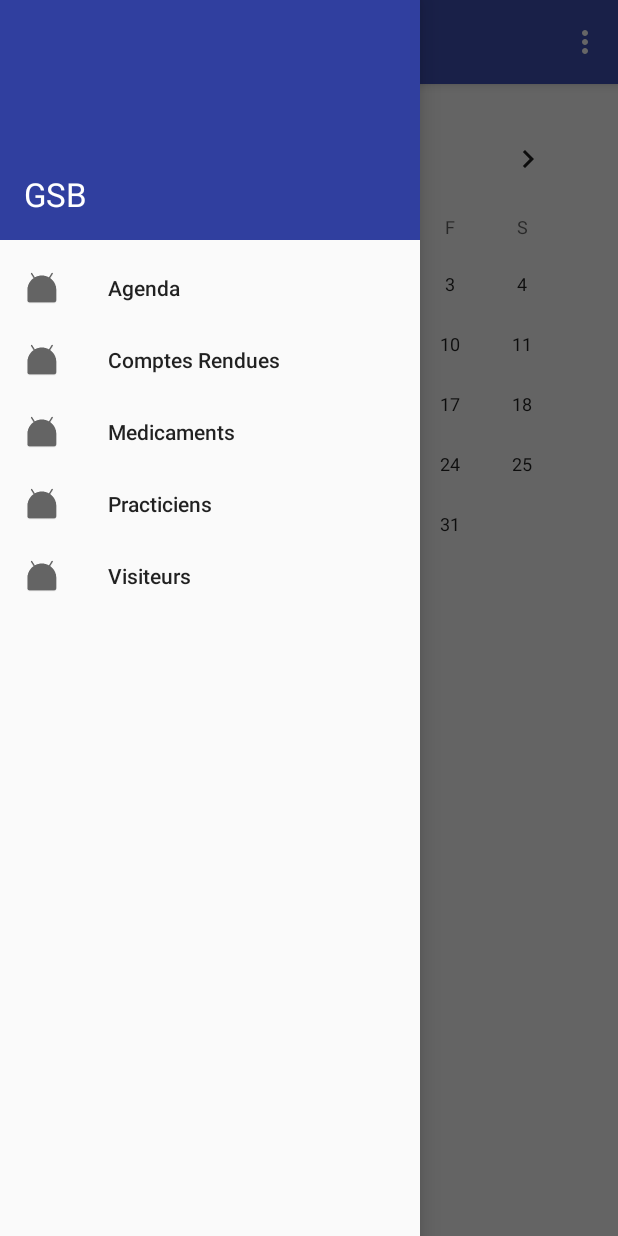
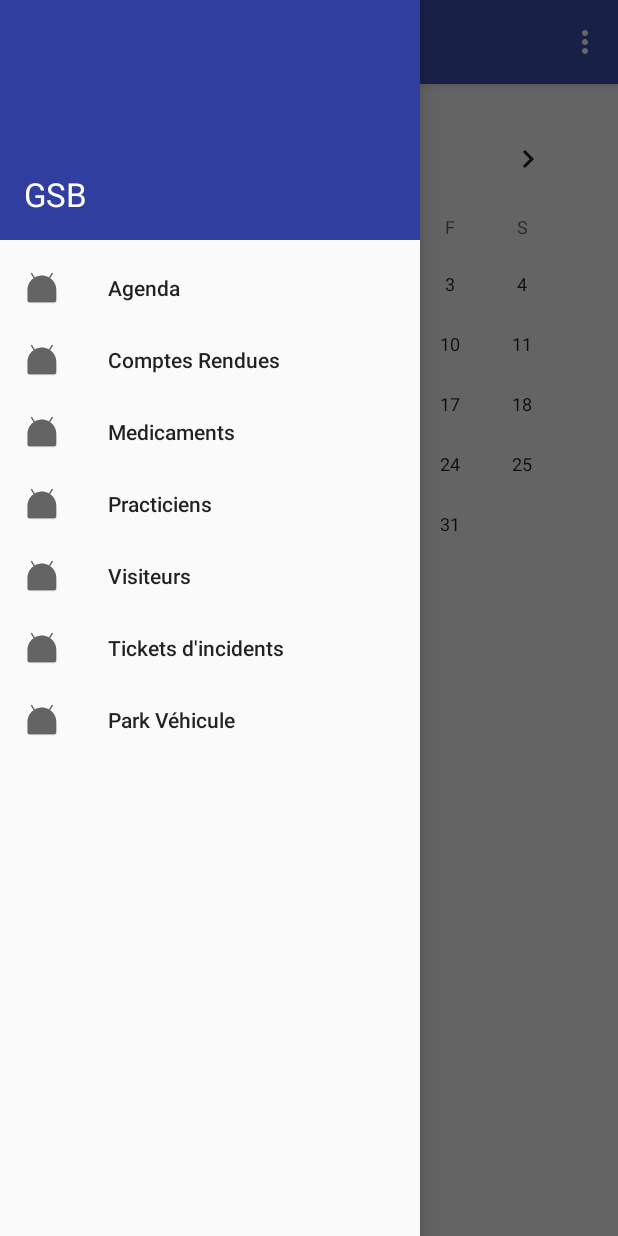
Before and after one commit to Mapotofu911/Gsb_App_Login, an Android app: the NavigationDrawer screen opened directly, with no data from a screen before it, with the side drawer open, on a phone screen of 412 x 824 dp. Run offline under Robolectric (Android 15) with nearby library versions, the phone set to English and light mode, and no system bars.

Commit message:
Reorganized All and added items in menu

```diff
--- a/app/src/main/AndroidManifest.xml
+++ b/app/src/main/AndroidManifest.xml
@@ -14,7 +14,7 @@
         android:label="@string/app_name"
         android:supportsRtl="true"
         android:theme="@style/AppTheme">
-        <activity android:name=".MainActivity">
+        <activity android:name=".Activity.MainActivity">
             <intent-filter>
                 <action android:name="android.intent.action.MAIN" />
 
@@ -23,7 +23,7 @@
         </activity>
         <activity android:name=".SuccessActivity" />
         <activity
-            android:name=".NavigationDrawer"
+            android:name=".Activity.NavigationDrawer"
             android:label="@string/title_activity_navigation_drawer"
             android:theme="@style/AppTheme.NoActionBar">
 
--- a/app/src/main/java/com/galaxy/gsb_app/NavigationDrawer.java
+++ b/app/src/main/java/com/galaxy/gsb_app/Activity/NavigationDrawer.java
@@ -1,11 +1,8 @@
-package com.galaxy.gsb_app;
+package com.galaxy.gsb_app.Activity;
 
 import android.os.Bundle;
-import android.support.design.widget.FloatingActionButton;
-import android.support.design.widget.Snackbar;
 import android.support.v4.app.Fragment;
 import android.support.v4.app.FragmentTransaction;
-import android.view.View;
 import android.support.design.widget.NavigationView;
 import android.support.v4.view.GravityCompat;
 import android.support.v4.widget.DrawerLayout;
@@ -14,6 +11,13 @@ import android.support.v7.app.AppCompatActivity;
 import android.support.v7.widget.Toolbar;
 import android.view.Menu;
 import android.view.MenuItem;
+
+import com.galaxy.gsb_app.Fragments.AgendaFragment;
+import com.galaxy.gsb_app.Fragments.ComptesRenduesFragment;
+import com.galaxy.gsb_app.Fragments.MedicamentsFragment;
+import com.galaxy.gsb_app.Fragments.PracticiensFragment;
+import com.galaxy.gsb_app.Fragments.VisiteursFragment;
+import com.galaxy.gsb_app.R;
 
 
 public class NavigationDrawer extends AppCompatActivity
@@ -29,7 +33,7 @@ public class NavigationDrawer extends AppCompatActivity
         DrawerLayout drawer = (DrawerLayout) findViewById(R.id.drawer_layout);
         ActionBarDrawerToggle toggle = new ActionBarDrawerToggle(
                 this, drawer, toolbar, R.string.navigation_drawer_open, R.string.navigation_drawer_close);
-        drawer.setDrawerListener(toggle);
+        drawer.addDrawerListener(toggle);
         toggle.syncState();
 
         NavigationView navigationView = (NavigationView) findViewById(R.id.nav_view);
@@ -74,23 +78,6 @@ public class NavigationDrawer extends AppCompatActivity
     @SuppressWarnings("StatementWithEmptyBody")
     @Override
     public boolean onNavigationItemSelected(MenuItem item) {
-        // Handle navigation view item clicks here.
-        /*int id = item.getItemId();
-
-        if (id == R.id.nav_agenda) {
-            // Handle the camera action
-        } else if (id == R.id.nav_comptes_rendues) {
-
-        } else if (id == R.id.nav_Medicaments) {
-
-        } else if (id == R.id.nav_practiciens) {
-
-        } else if (id == R.id.nav_visiteurs) {
-
-        }
-
-        DrawerLayout drawer = (DrawerLayout) findViewById(R.id.drawer_layout);
-        drawer.closeDrawer(GravityCompat.START);*/
 
         displaySelectedScreen(item.getItemId());
 
@@ -119,6 +106,12 @@ public class NavigationDrawer extends AppCompatActivity
             case R.id.nav_visiteurs:
                 fragment = new VisiteursFragment();
                 break;
+            case R.id.nav_tickets_incidents:
+                fragment = new VisiteursFragment();
+                break;
+            case R.id.nav_vehicule:
+                fragment = new VisiteursFragment();
+                break;
         }
 
         //replacing the fragment
--- a/app/src/main/java/com/galaxy/gsb_app/Medicaments.java
+++ b/app/src/main/java/com/galaxy/gsb_app/Class/Medicaments.java
@@ -1,4 +1,4 @@
-package com.galaxy.gsb_app;
+package com.galaxy.gsb_app.Class;
 
 /**
  * Created by Mapotofu on 01/02/2017.
--- a/app/src/main/java/com/galaxy/gsb_app/Practiciens.java
+++ b/app/src/main/java/com/galaxy/gsb_app/Class/Practiciens.java
@@ -1,4 +1,4 @@
-package com.galaxy.gsb_app;
+package com.galaxy.gsb_app.Class;
 
 /**
  * Created by Mapotofu on 27/01/2017.
--- a/app/src/main/java/com/galaxy/gsb_app/Region.java
+++ b/app/src/main/java/com/galaxy/gsb_app/Class/Region.java
@@ -1,4 +1,4 @@
-package com.galaxy.gsb_app;
+package com.galaxy.gsb_app.Class;
 
 /**
  * Created by Mapotofu on 14/02/2017.
--- a/app/src/main/java/com/galaxy/gsb_app/Visiteurs.java
+++ b/app/src/main/java/com/galaxy/gsb_app/Class/Visiteurs.java
@@ -1,4 +1,4 @@
-package com.galaxy.gsb_app;
+package com.galaxy.gsb_app.Class;
 
 /**
  * Created by Mapotofu on 06/02/2017.
--- a/app/src/main/java/com/galaxy/gsb_app/AgendaFragment.java
+++ b/app/src/main/java/com/galaxy/gsb_app/Fragments/AgendaFragment.java
@@ -1,4 +1,4 @@
-package com.galaxy.gsb_app;
+package com.galaxy.gsb_app.Fragments;
 
 import android.content.Intent;
 import android.os.Bundle;
@@ -11,6 +11,8 @@ import android.view.ViewGroup;
 import android.widget.Button;
 import android.widget.CalendarView;
 import android.widget.Toast;
+
+import com.galaxy.gsb_app.R;
 
 
 public class AgendaFragment extends Fragment {
--- a/app/src/main/java/com/galaxy/gsb_app/ComptesRenduesFragment.java
+++ b/app/src/main/java/com/galaxy/gsb_app/Fragments/ComptesRenduesFragment.java
@@ -1,4 +1,4 @@
-package com.galaxy.gsb_app;
+package com.galaxy.gsb_app.Fragments;
 
         import android.os.Bundle;
         import android.support.annotation.Nullable;
@@ -6,6 +6,8 @@ package com.galaxy.gsb_app;
         import android.view.LayoutInflater;
         import android.view.View;
         import android.view.ViewGroup;
+
+        import com.galaxy.gsb_app.R;
 
 
 public class ComptesRenduesFragment extends Fragment {
--- a/app/src/main/java/com/galaxy/gsb_app/HttpHandler.java
+++ b/app/src/main/java/com/galaxy/gsb_app/Handler/HttpHandler.java
@@ -1,4 +1,4 @@
-package com.galaxy.gsb_app;
+package com.galaxy.gsb_app.Handler;
 
 /**
  * Created by Mapotofu on 30/01/2017.
--- a/app/src/main/res/layout/app_bar_navigation_drawer.xml
+++ b/app/src/main/res/layout/app_bar_navigation_drawer.xml
@@ -5,7 +5,7 @@
     android:layout_width="match_parent"
     android:layout_height="match_parent"
     android:fitsSystemWindows="true"
-    tools:context="com.galaxy.gsb_app.NavigationDrawer">
+    tools:context="com.galaxy.gsb_app.Activity.NavigationDrawer">
 
     <android.support.design.widget.AppBarLayout
         android:layout_width="match_parent"
--- a/app/src/main/res/layout/content_navigation_drawer.xml
+++ b/app/src/main/res/layout/content_navigation_drawer.xml
@@ -10,7 +10,7 @@
     android:paddingRight="@dimen/activity_horizontal_margin"
     android:paddingTop="@dimen/activity_vertical_margin"
     app:layout_behavior="@string/appbar_scrolling_view_behavior"
-    tools:context="com.galaxy.gsb_app.NavigationDrawer"
+    tools:context="com.galaxy.gsb_app.Activity.NavigationDrawer"
     tools:showIn="@layout/app_bar_navigation_drawer">
 
     <FrameLayout
--- a/app/src/main/res/menu/activity_navigation_drawer_drawer.xml
+++ b/app/src/main/res/menu/activity_navigation_drawer_drawer.xml
@@ -25,6 +25,16 @@
             android:icon="@mipmap/ic_launcher"
             android:title="Visiteurs" />
 
+        <item
+            android:id="@+id/nav_tickets_incidents"
+            android:icon="@mipmap/ic_launcher"
+            android:title="Tickets d'incidents" />
+
+        <item
+            android:id="@+id/nav_vehicule"
+            android:icon="@mipmap/ic_launcher"
+            android:title="Park Véhicule" />
+
     </group>
 
 
```
Also changed, not shown: app/src/main/java/com/galaxy/gsb_app/Activity/MainActivity.java (renamed from app/src/main/java/com/galaxy/gsb_app/MainActivity.java, +5 -2 lines), app/src/main/java/com/galaxy/gsb_app/Fragments/MedicamentsFragment.java (renamed from app/src/main/java/com/galaxy/gsb_app/MedicamentsFragment.java, +5 -2 lines), app/src/main/java/com/galaxy/gsb_app/Fragments/PracticiensFragment.java (renamed from app/src/main/java/com/galaxy/gsb_app/PracticiensFragment.java, +7 -2 lines), app/src/main/java/com/galaxy/gsb_app/Fragments/TicketsDIncidentsFragment.java (added, +13 -0 lines), app/src/main/java/com/galaxy/gsb_app/Fragments/VehiculeFragment.java (added, +13 -0 lines), app/src/main/java/com/galaxy/gsb_app/Fragments/VisiteursFragment.java (renamed from app/src/main/java/com/galaxy/gsb_app/VisiteursFragment.java, +6 -4 lines), app/src/main/res/layout/activity_main.xml (+14 -12 lines).
